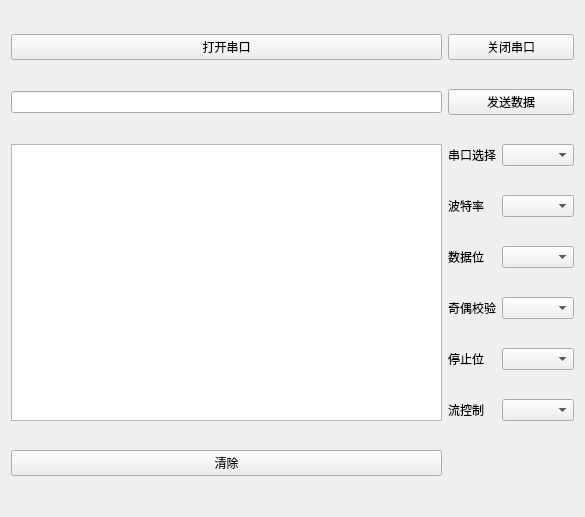
This is com/serial/serialcom.ui in muyulong/pi_gateway as Qt 5 draws it before an edit. The edited form follows.
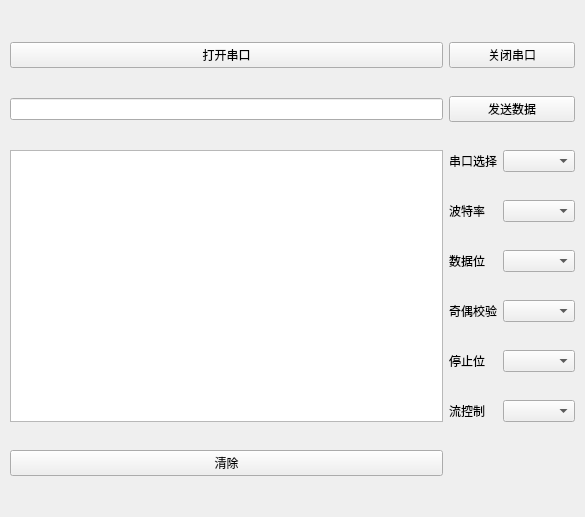
This is the edited form.

```diff
--- a/com/serial/serialcom.ui
+++ b/com/serial/serialcom.ui
@@ -14,6 +14,18 @@
    <string>Form</string>
   </property>
   <layout class="QGridLayout" name="gridLayout">
+   <property name="leftMargin">
+    <number>10</number>
+   </property>
+   <property name="topMargin">
+    <number>20</number>
+   </property>
+   <property name="rightMargin">
+    <number>10</number>
+   </property>
+   <property name="bottomMargin">
+    <number>10</number>
+   </property>
    <item row="0" column="0">
     <widget class="QPushButton" name="openMyComBtn">
      <property name="text">
```
